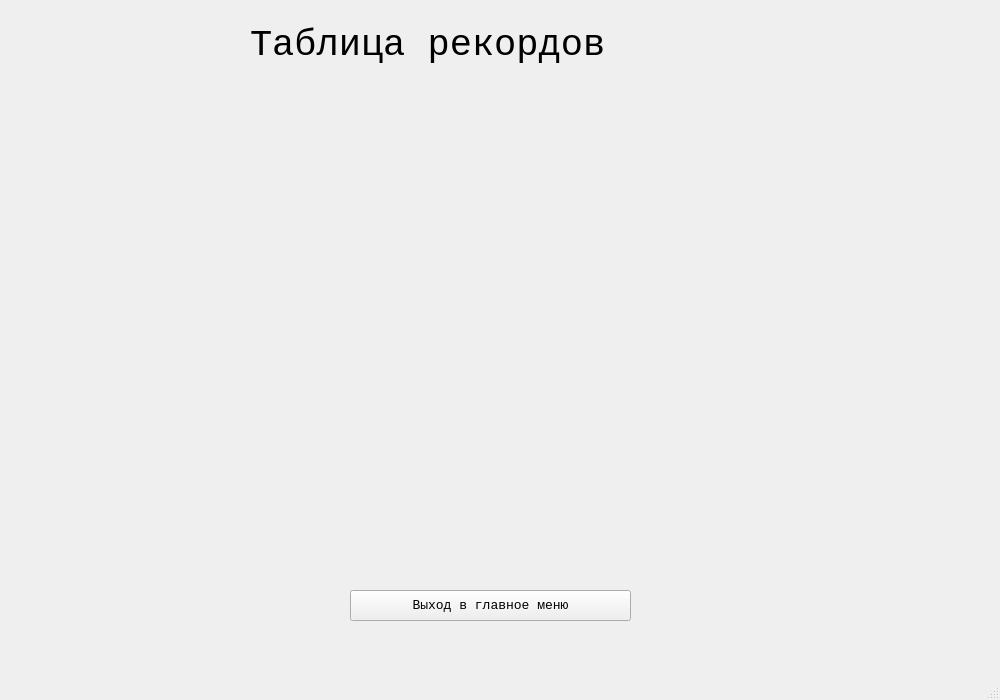
This is маша скинула/victory/recordtable.ui in diquid/keyboardtrainer as Qt 5 draws it before an edit. The edited form follows.
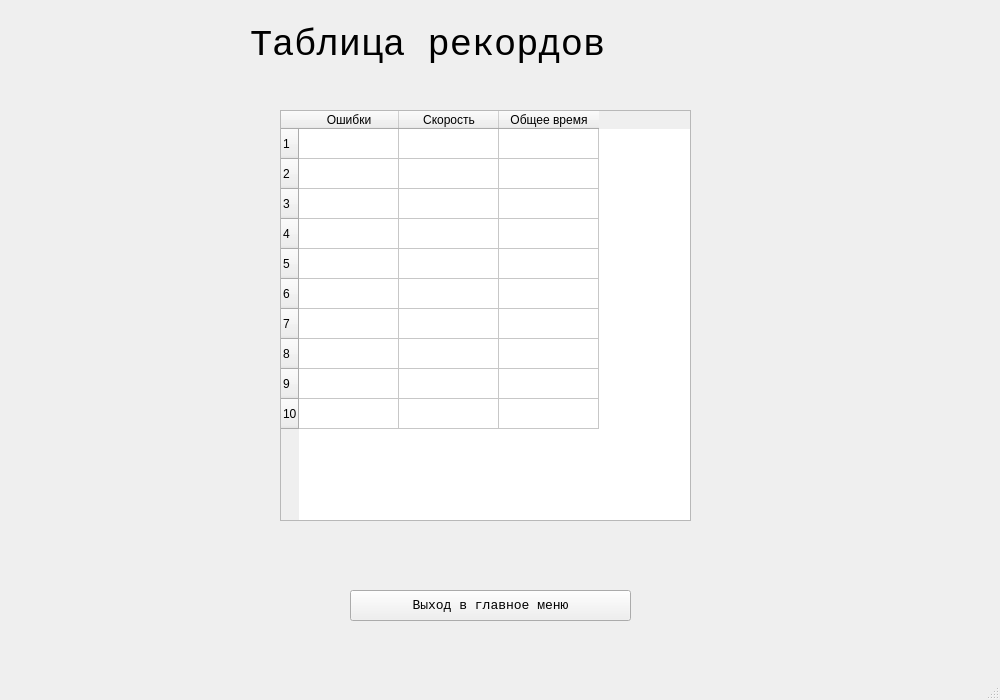
This is the edited form.

```diff
--- a/маша скинула/victory/recordtable.ui
+++ b/маша скинула/victory/recordtable.ui
@@ -52,6 +52,81 @@
      <string>Выход в главное меню</string>
     </property>
    </widget>
+   <widget class="QTableWidget" name="tableWidget">
+    <property name="geometry">
+     <rect>
+      <x>280</x>
+      <y>110</y>
+      <width>411</width>
+      <height>411</height>
+     </rect>
+    </property>
+    <row>
+     <property name="text">
+      <string>1</string>
+     </property>
+    </row>
+    <row>
+     <property name="text">
+      <string>2</string>
+     </property>
+    </row>
+    <row>
+     <property name="text">
+      <string>3</string>
+     </property>
+    </row>
+    <row>
+     <property name="text">
+      <string>4</string>
+     </property>
+    </row>
+    <row>
+     <property name="text">
+      <string>5</string>
+     </property>
+    </row>
+    <row>
+     <property name="text">
+      <string>6</string>
+     </property>
+    </row>
+    <row>
+     <property name="text">
+      <string>7</string>
+     </property>
+    </row>
+    <row>
+     <property name="text">
+      <string>8</string>
+     </property>
+    </row>
+    <row>
+     <property name="text">
+      <string>9</string>
+     </property>
+    </row>
+    <row>
+     <property name="text">
+      <string>10</string>
+     </property>
+    </row>
+    <column>
+     <property name="text">
+      <string>Ошибки</string>
+     </property>
+    </column>
+    <column>
+     <property name="text">
+      <string>Скорость</string>
+     </property>
+    </column>
+    <column>
+     <property name="text">
+      <string>Общее время</string>
+     </property>
+    </column>
+   </widget>
   </widget>
   <widget class="QMenuBar" name="menubar">
    <property name="geometry">
```
